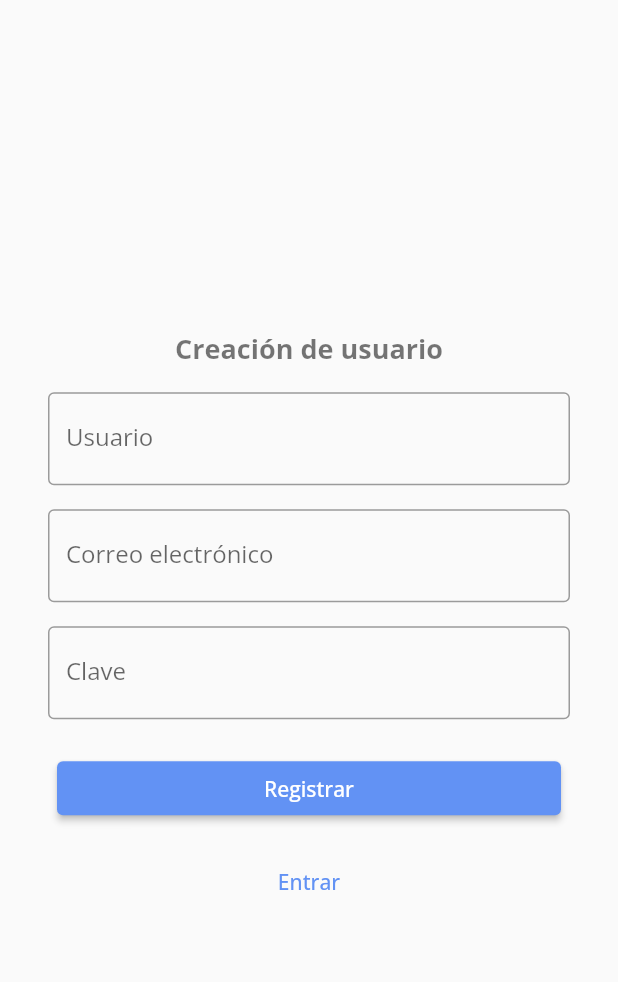
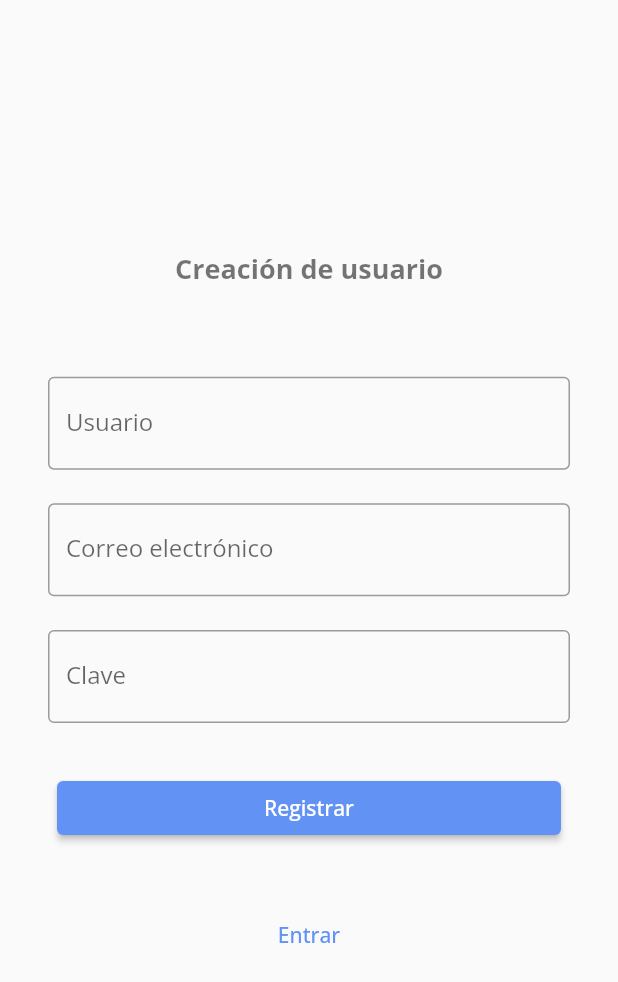
Before and after one commit to EjemplosMisionTic2022/red_egresados, a Flutter app: the screen it shows after launch, after a tap on "Login", after a tap on the "logout" icon, after a tap on "Registrarse", on a phone screen of 412 x 824 dp. Shown: the top 982 px of the screen. Run offline on Flutter 3.47's test engine with Material 2 defaults, Android fonts, the phone set to English and light mode, and no system bars; our stand-ins replace get, google_fonts; network calls fail.

Commit message:
widget testing done

```diff
--- a/lib/ui/pages/authentication/login/login_screen.dart
+++ b/lib/ui/pages/authentication/login/login_screen.dart
@@ -19,19 +19,29 @@ class _State extends State<LoginScreen> {
     return Padding(
       padding: const EdgeInsets.all(8.0),
       child: Column(
+        children: [
+          const Spacer(
+            flex: 1,
+          ),
+          Expanded(
+            flex: 3,
+            child: Column(
               mainAxisAlignment: MainAxisAlignment.center,
               children: [
-          const Spacer(),
-          Padding(
+                Expanded(
+                  child: Padding(
                     padding: const EdgeInsets.all(8.0),
                     child: Text(
                       "Iniciar sesión",
                       style: Theme.of(context).textTheme.headline1,
                     ),
                   ),
-          Padding(
+                ),
+                Expanded(
+                  child: Padding(
                     padding: const EdgeInsets.all(8.0),
                     child: TextField(
+                      key: const Key("signInEmail"),
                       controller: emailController,
                       decoration: const InputDecoration(
                         border: OutlineInputBorder(),
@@ -39,9 +49,12 @@ class _State extends State<LoginScreen> {
                       ),
                     ),
                   ),
-          Padding(
+                ),
+                Expanded(
+                  child: Padding(
                     padding: const EdgeInsets.all(8.0),
                     child: TextField(
+                      key: const Key("signInPassword"),
                       controller: passwordController,
                       obscureText: true,
                       obscuringCharacter: "*",
@@ -51,25 +64,38 @@ class _State extends State<LoginScreen> {
                       ),
                     ),
                   ),
-          Row(
+                ),
+                Expanded(
+                  child: Row(
                     mainAxisAlignment: MainAxisAlignment.center,
                     children: [
                       Expanded(
                         child: Padding(
                           padding: const EdgeInsets.all(14.0),
                           child: ElevatedButton(
+                            child: const Text("Login"),
                             onPressed: () {
                               Get.offNamed('/content');
                             },
-                    child: const Text("Login"),
                           ),
                         ),
                       )
                     ],
                   ),
-          TextButton(
-              onPressed: widget.onViewSwitch, child: const Text("Registrarse")),
-          const Spacer(),
+                ),
+                Expanded(
+                  child: TextButton(
+                    key: const Key("toSignUpButton"),
+                    child: const Text("Registrarse"),
+                    onPressed: widget.onViewSwitch,
+                  ),
+                ),
+              ],
+            ),
+          ),
+          const Spacer(
+            flex: 1,
+          ),
         ],
       ),
     );
--- a/lib/ui/pages/authentication/signup/singup_screen.dart
+++ b/lib/ui/pages/authentication/signup/singup_screen.dart
@@ -20,19 +20,29 @@ class _State extends State<SignUpScreen> {
     return Padding(
       padding: const EdgeInsets.all(8.0),
       child: Column(
+        children: [
+          const Spacer(
+            flex: 1,
+          ),
+          Expanded(
+            flex: 4,
+            child: Column(
               mainAxisAlignment: MainAxisAlignment.center,
               children: [
-          const Spacer(),
-          Padding(
+                Expanded(
+                  child: Padding(
                     padding: const EdgeInsets.all(8.0),
                     child: Text(
                       "Creación de usuario",
                       style: Theme.of(context).textTheme.headline1,
                     ),
                   ),
-          Padding(
+                ),
+                Expanded(
+                  child: Padding(
                     padding: const EdgeInsets.all(8.0),
                     child: TextField(
+                      key: const Key("signUpName"),
                       controller: nameController,
                       decoration: const InputDecoration(
                         border: OutlineInputBorder(),
@@ -40,9 +50,12 @@ class _State extends State<SignUpScreen> {
                       ),
                     ),
                   ),
-          Padding(
+                ),
+                Expanded(
+                  child: Padding(
                     padding: const EdgeInsets.all(8.0),
                     child: TextField(
+                      key: const Key("signUpEmail"),
                       controller: emailController,
                       decoration: const InputDecoration(
                         border: OutlineInputBorder(),
@@ -50,9 +63,12 @@ class _State extends State<SignUpScreen> {
                       ),
                     ),
                   ),
-          Padding(
+                ),
+                Expanded(
+                  child: Padding(
                     padding: const EdgeInsets.all(8.0),
                     child: TextField(
+                      key: const Key("signUpPassword"),
                       controller: passwordController,
                       obscureText: true,
                       obscuringCharacter: "*",
@@ -62,7 +78,9 @@ class _State extends State<SignUpScreen> {
                       ),
                     ),
                   ),
-          Row(
+                ),
+                Expanded(
+                  child: Row(
                     mainAxisAlignment: MainAxisAlignment.center,
                     children: [
                       Expanded(
@@ -78,11 +96,19 @@ class _State extends State<SignUpScreen> {
                       ),
                     ],
                   ),
-          TextButton(
+                ),
+                Expanded(
+                  child: TextButton(
                     onPressed: widget.onViewSwitch,
                     child: const Text("Entrar"),
                   ),
-          const Spacer(),
+                ),
+              ],
+            ),
+          ),
+          const Spacer(
+            flex: 1,
+          ),
         ],
       ),
     );
--- a/lib/ui/pages/content/content_page.dart
+++ b/lib/ui/pages/content/content_page.dart
@@ -65,23 +65,37 @@ class _State extends State<ContentPage> {
       bottomNavigationBar: BottomNavigationBar(
         items: const <BottomNavigationBarItem>[
           BottomNavigationBarItem(
-            icon: Icon(Icons.lightbulb_outline_rounded),
+            icon: Icon(
+              Icons.lightbulb_outline_rounded,
+              key: Key("statesSection"),
+            ),
             label: 'Estados',
           ),
           BottomNavigationBarItem(
-            icon: Icon(Icons.group_outlined),
+            icon: Icon(
+              Icons.group_outlined,
+              key: Key("socialSection"),
+            ),
             label: 'Social',
           ),
           BottomNavigationBarItem(
-            icon: Icon(Icons.public_outlined),
+            icon: Icon(
+              Icons.public_outlined,
+              key: Key("offersSection"),
+            ),
             label: 'Verificado',
           ),
           BottomNavigationBarItem(
-            icon: Icon(Icons.place_outlined),
+            icon: Icon(
+              Icons.place_outlined,
+              key: Key("locationSection"),
+            ),
             label: 'Ubicación',
           ),
           BottomNavigationBarItem(
-            icon: Icon(Icons.chat_bubble_outline),
+            icon: Icon(
+              Icons.chat_bubble_outline,
+            ),
             label: 'Mensajes',
           ),
         ],
--- a/lib/ui/pages/content/location/widgets/location_card.dart
+++ b/lib/ui/pages/content/location/widgets/location_card.dart
@@ -23,6 +23,7 @@ class LocationCard extends StatelessWidget {
   Widget build(BuildContext context) {
     Color primaryColor = Theme.of(context).colorScheme.primary;
     return AppCard(
+      key: const Key("locationCard"),
       title: title,
       // topLeftWidget widget as an Icon
       topLeftWidget: Padding(
--- a/lib/ui/pages/content/public_offers/widgets/offer_card.dart
+++ b/lib/ui/pages/content/public_offers/widgets/offer_card.dart
@@ -26,6 +26,7 @@ class OfferCard extends StatelessWidget {
   Widget build(BuildContext context) {
     Color primaryColor = Theme.of(context).colorScheme.primary;
     return AppCard(
+      key: const Key("offerCard"),
       title: title,
       content: Text(
         content,
--- a/lib/ui/pages/content/states/widgets/state_card.dart
+++ b/lib/ui/pages/content/states/widgets/state_card.dart
@@ -20,6 +20,7 @@ class StateCard extends StatelessWidget {
   Widget build(BuildContext context) {
     Color primaryColor = Theme.of(context).colorScheme.primary;
     return AppCard(
+      key: const Key("statusCard"),
       title: title,
       content: Text(
         content,
--- a/lib/ui/pages/content/users_offers/widgets/offer_card.dart
+++ b/lib/ui/pages/content/users_offers/widgets/offer_card.dart
@@ -20,6 +20,7 @@ class PostCard extends StatelessWidget {
   Widget build(BuildContext context) {
     Color primaryColor = Theme.of(context).colorScheme.primary;
     return AppCard(
+      key: const Key("socialCard"),
       title: title,
       content: Text(
         content,
--- a/pubspec.yaml
+++ b/pubspec.yaml
@@ -41,6 +41,7 @@ dev_dependencies:
   # package. See that file for information about deactivating specific lint
   # rules and activating additional ones.
   flutter_lints: ^1.0.0
+  network_image_mock: ^2.0.1
 
 # For information on the generic Dart part of this file, see the
 # following page: https://dart.dev/tools/pub/pubspec
```
Also changed, not shown: lib/ui/pages/content/location/location_screen.dart (+9 -4 lines), pubspec.lock, 3 other files. Lines whose indentation alone changed are shown as unchanged.
